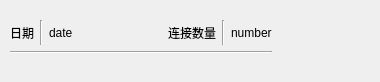
Qt form GUI/ui/head.ui (Frost-rA9/infusion-companion) before a commit.
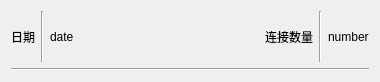
The same form after that commit.

What changed in the file:
```diff
--- a/GUI/ui/head.ui
+++ b/GUI/ui/head.ui
@@ -13,15 +13,8 @@
   <property name="windowTitle">
    <string>Form</string>
   </property>
-  <widget class="QWidget" name="">
-   <property name="geometry">
-    <rect>
-     <x>10</x>
-     <y>20</y>
-     <width>262</width>
-     <height>34</height>
-    </rect>
-   </property>
+  <layout class="QVBoxLayout" name="verticalLayout_2">
+   <item>
    <layout class="QVBoxLayout" name="verticalLayout">
     <item>
      <layout class="QHBoxLayout" name="horizontalLayout">
@@ -90,7 +83,8 @@
      </widget>
     </item>
    </layout>
-  </widget>
+   </item>
+  </layout>
  </widget>
  <resources/>
  <connections/>
```
Lines whose indentation alone changed are shown as unchanged.
